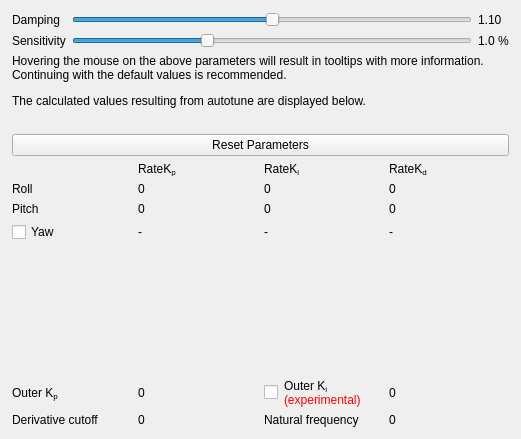
The window that ground/gcs/src/plugins/config/autotunesliders.ui (d-ronin/dRonin) describes before a commit, drawn with Qt 5.
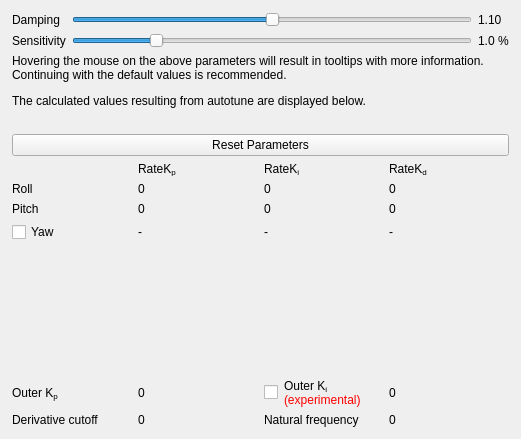
The same window after the commit.

Commit message: autotune widget: set minimum noiseSens to 0.5%

```diff
--- a/ground/gcs/src/plugins/config/autotunesliders.ui
+++ b/ground/gcs/src/plugins/config/autotunesliders.ui
@@ -80,7 +80,7 @@
         <string>&lt;html&gt;&lt;head/&gt;&lt;body&gt;&lt;p&gt;Sensitivity affects how much the quadcopter responds to both signal and noise from the sensors.&lt;/p&gt;&lt;p&gt;The default value of 1.0% is good for most uses. Increase this for snappier flight, but you may also need to increase damping slightly to prevent oscillation.&lt;/p&gt;&lt;/body&gt;&lt;/html&gt;</string>
        </property>
        <property name="minimum">
-        <number>0</number>
+        <number>5</number>
        </property>
        <property name="maximum">
         <number>30</number>
```
